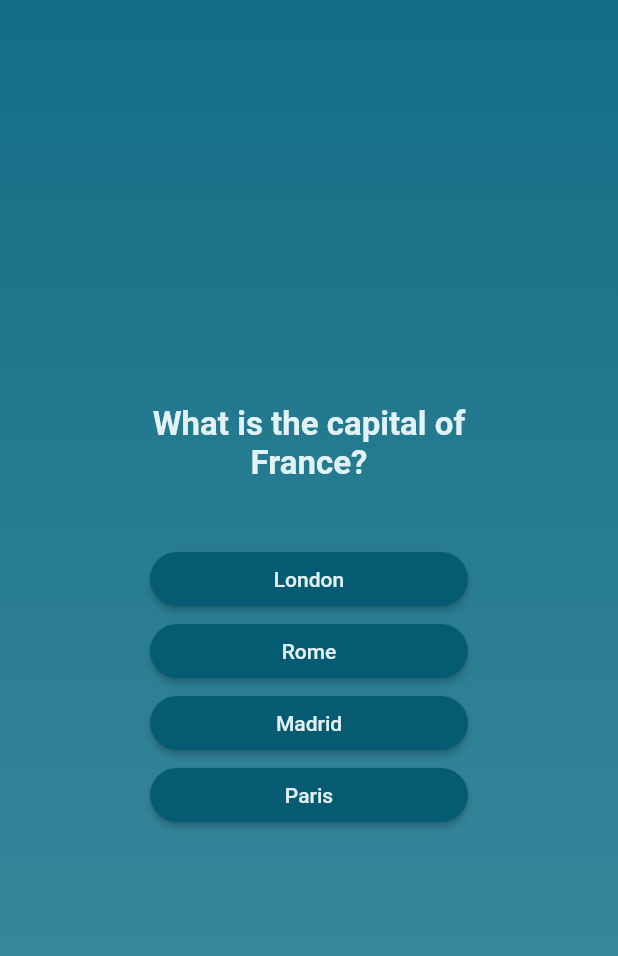
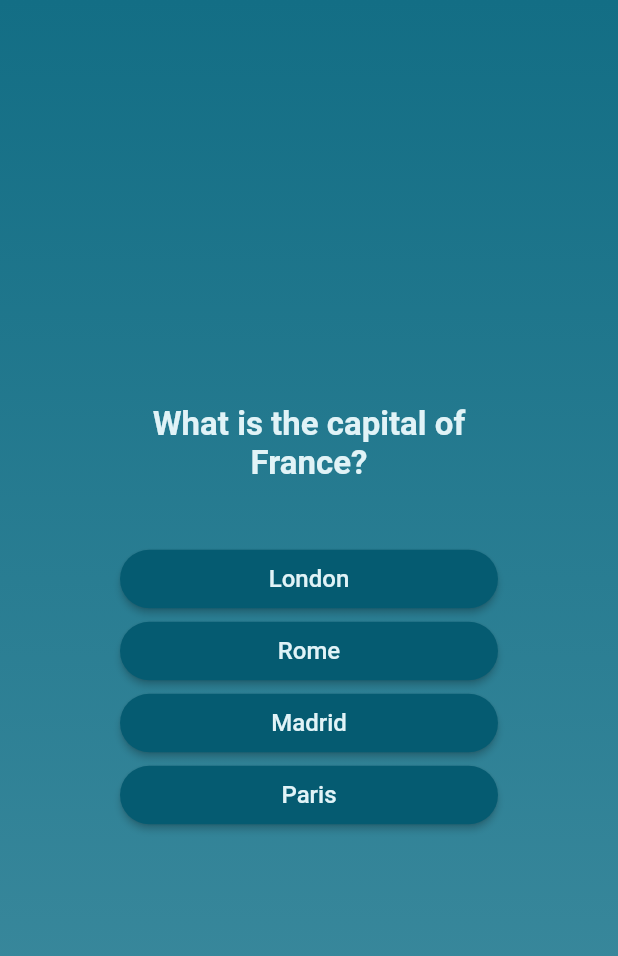
Before and after one commit to gxtanvir/quiz_app, a Flutter app: the screen it shows after launch, after a tap on "Start Quiz", on a phone screen of 412 x 824 dp. Shown: the top 956 px of the screen. Run offline on Flutter 3.47's test engine with Material 2 defaults, Android fonts, the phone set to English and light mode, and no system bars; our stand-ins replace google_fonts; Roboto replaces fonts that are missing (Dosis).

Commit message:
final update

```diff
--- a/lib/answer_button.dart
+++ b/lib/answer_button.dart
@@ -24,6 +24,7 @@ class AnswerButton extends StatelessWidget {
         answerText,
         style: GoogleFonts.dosis(
           color: const Color.fromARGB(255, 225, 243, 247),
+          fontSize: 16,
         ),
         textAlign: TextAlign.center,
       ),
--- a/lib/question_screen.dart
+++ b/lib/question_screen.dart
@@ -29,7 +29,7 @@ class _QuestionScreen extends State<QuestionScreen> {
     return SizedBox(
         width: double.infinity,
         child: Container(
-          margin: const EdgeInsets.all(100),
+          margin: const EdgeInsets.all(80),
           child: Column(
             mainAxisAlignment: MainAxisAlignment.center,
             crossAxisAlignment: CrossAxisAlignment.stretch,
--- a/lib/result_screen.dart
+++ b/lib/result_screen.dart
@@ -48,7 +48,7 @@ class ResultScreen extends StatelessWidget {
               textAlign: TextAlign.center,
             ),
             const SizedBox(
-              height: 30,
+              height: 50,
             ),
             QuizSummary(summaryData: summary),
             const SizedBox(
--- a/lib/start_screen.dart
+++ b/lib/start_screen.dart
@@ -36,10 +36,20 @@ class StartScreen extends StatelessWidget {
             style: OutlinedButton.styleFrom(
               backgroundColor: const Color.fromARGB(255, 5, 91, 113),
               foregroundColor: const Color.fromARGB(255, 225, 243, 247),
+              shape: RoundedRectangleBorder(
+                borderRadius: BorderRadius.circular(5),
+              ),
+              padding: const EdgeInsets.symmetric(horizontal: 13, vertical: 15),
             ),
             onPressed: screenChange,
-            icon: const Icon(Icons.turn_right_outlined),
-            label: const Text('Start Quiz'),
+            icon: const Icon(Icons.arrow_right_sharp),
+            label: const Text(
+              'Start Quiz',
+              style: TextStyle(
+                fontSize: 16,
+              ),
+              textAlign: TextAlign.center,
+            ),
           ),
         ],
       ),
```
Also changed, not shown: lib/quiz_summary.dart (+42 -3 lines).
